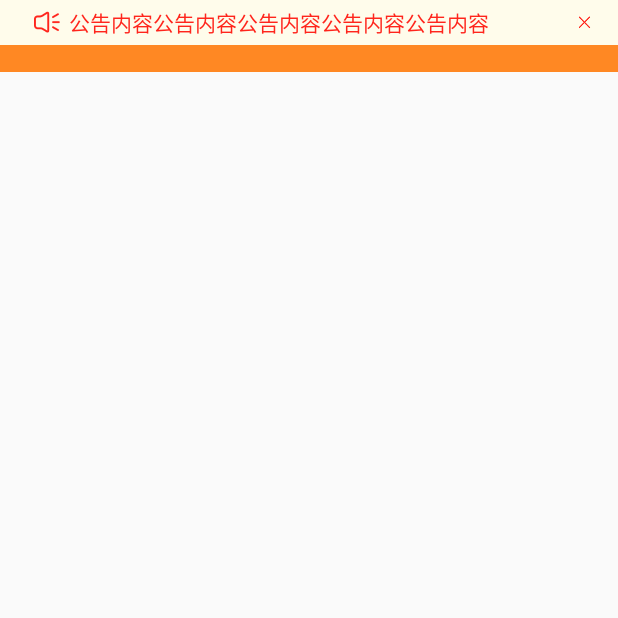
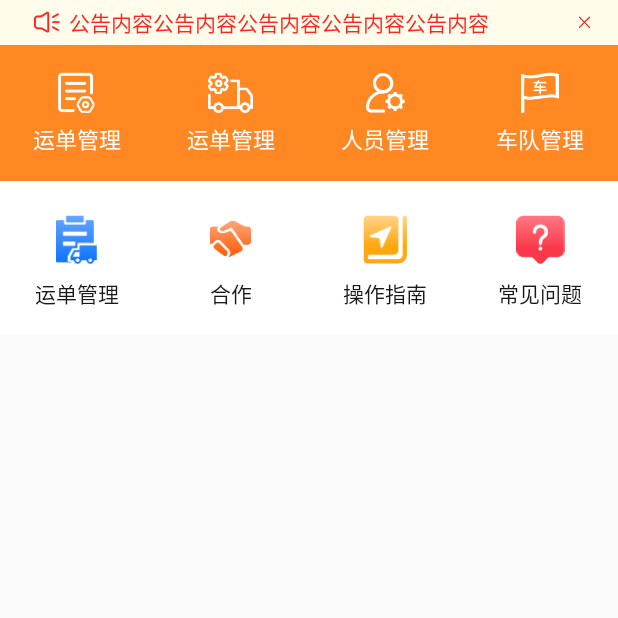
Before and after one commit to oppouser445/BskyHunchBackTransport, an Android app: the MainActivity screen opened directly, with no data from a screen before it, on a phone screen of 412 x 824 dp, the top half of it. Run offline under Robolectric (Android 15) with nearby library versions, the phone set to English and light mode, and no system bars; our stand-ins replace EventBus, data binding; network calls fail.

Commit message:
首页添加一些页面效果

```diff
--- a/app/build.gradle
+++ b/app/build.gradle
@@ -37,8 +37,8 @@ dependencies {
     implementation 'androidx.appcompat:appcompat:1.2.0'
     implementation 'com.google.android.material:material:1.2.1'
     implementation 'androidx.constraintlayout:constraintlayout:2.0.1'
-    testImplementation 'junit:junit:'
-    androidTestImplementation 'androidx.test.ext:junit:1.1.2'
+    /*testImplementation 'junit:junit:'
+    androidTestImplementation 'androidx.test.ext:junit:1.1.2'*/
     androidTestImplementation 'androidx.test.espresso:espresso-core:3.3.0'
 
     implementation 'com.squareup.retrofit2:retrofit:2.5.0'
--- /dev/null
+++ b/app/src/main/res/drawable/shape_main_act_options_bar.xml
@@ -0,0 +1,10 @@
+<?xml version="1.0" encoding="utf-8"?>
+<shape xmlns:android="http://schemas.android.com/apk/res/android"
+    android:shape="rectangle">
+    <solid android:color="#ffffffff" />
+    <corners
+        android:bottomLeftRadius="0dp"
+        android:bottomRightRadius="0dp"
+        android:topLeftRadius="30dp"
+        android:topRightRadius="0dp" />
+</shape>
--- a/app/src/main/res/layout/activity_main.xml
+++ b/app/src/main/res/layout/activity_main.xml
@@ -1,5 +1,4 @@
 <?xml version="1.0" encoding="utf-8"?>
-
 <layout xmlns:android="http://schemas.android.com/apk/res/android"
     xmlns:app="http://schemas.android.com/apk/res-auto"
     xmlns:tools="http://schemas.android.com/tools"
@@ -22,7 +21,8 @@
 
         <LinearLayout
             android:layout_width="match_parent"
-            android:layout_height="match_parent"
+            android:layout_height="wrap_content"
+            android:background="@color/act_main_layout_bg_color"
             android:orientation="vertical">
 
             <RelativeLayout
@@ -64,36 +64,118 @@
             <LinearLayout
                 android:layout_width="match_parent"
                 android:layout_height="wrap_content"
-                android:orientation="vertical">
+                android:background="@color/color_main_orange"
+                android:orientation="horizontal">
 
-                <View
-                    android:layout_width="match_parent"
-                    android:layout_height="@dimen/dp_16"
-                    android:background="@color/color_main_orange" />
+                <LinearLayout style="@style/main_act_title_list_lLayout_style">
 
-                <LinearLayout
-                    android:layout_width="match_parent"
-                    android:layout_height="wrap_content"
-                    android:orientation="horizontal">
+                    <ImageView
+                        style="@style/main_act_title_list_img_style"
+                        android:src="@mipmap/act_main_waybill_management_icon" />
 
-                    <LinearLayout
-                        android:layout_width="wrap_content"
-                        android:layout_height="wrap_content"
-                        android:orientation="vertical">
-                        <ImageView
-                            android:layout_width="wrap_content"
-                            android:layout_height="wrap_content"
-
-                            />
-
-
-                    </LinearLayout>
+                    <TextView
+                        style="@style/main_act_title_list_txt_style"
+                        android:text="运单管理" />
 
                 </LinearLayout>
 
+                <LinearLayout style="@style/main_act_title_list_lLayout_style">
+
+                    <ImageView
+                        style="@style/main_act_title_list_img_style"
+                        android:src="@mipmap/act_main_vehicle_management_icon" />
+
+                    <TextView
+                        style="@style/main_act_title_list_txt_style"
+                        android:text="运单管理" />
+
+                </LinearLayout>
+
+                <LinearLayout style="@style/main_act_title_list_lLayout_style">
+
+                    <ImageView
+                        style="@style/main_act_title_list_img_style"
+                        android:src="@mipmap/act_main_personnel_management_icon" />
+
+                    <TextView
+                        style="@style/main_act_title_list_txt_style"
+                        android:text="人员管理" />
+
+                </LinearLayout>
+
+                <LinearLayout style="@style/main_act_title_list_lLayout_style">
+
+                    <ImageView
+                        style="@style/main_act_title_list_img_style"
+                        android:src="@mipmap/act_fleet_management_icon" />
+
+                    <TextView
+                        style="@style/main_act_title_list_txt_style"
+                        android:text="车队管理" />
+
+                </LinearLayout>
 
             </LinearLayout>
 
+            <LinearLayout
+                android:layout_width="match_parent"
+                android:layout_height="wrap_content"
+                android:background="@color/white"
+                android:orientation="horizontal">
+
+                <LinearLayout style="@style/main_act_title_list_lLayout_style">
+
+                    <ImageView
+                        android:layout_width="27.5dp"
+                        android:layout_height="32.5dp"
+                        android:layout_marginTop="@dimen/dp_20"
+                        android:src="@mipmap/act_waybill_task_icon" />
+
+                    <TextView
+                        style="@style/main_act_options_bar_txt_style"
+                        android:text="运单管理" />
+                </LinearLayout>
+
+                <LinearLayout style="@style/main_act_title_list_lLayout_style">
+
+                    <ImageView
+                        android:layout_width="@dimen/dp_27_5"
+                        android:layout_height="@dimen/dp_32_5"
+                        android:layout_marginTop="@dimen/dp_20"
+                        android:src="@mipmap/act_cooperate_icon" />
+
+                    <TextView
+                        style="@style/main_act_options_bar_txt_style"
+                        android:text="合作" />
+                </LinearLayout>
+
+                <LinearLayout style="@style/main_act_title_list_lLayout_style">
+
+                    <ImageView
+                        android:layout_width="@dimen/dp_29"
+                        android:layout_height="@dimen/dp_32_5"
+                        android:layout_marginTop="@dimen/dp_20"
+                        android:src="@mipmap/act_operation_guide_icon" />
+
+                    <TextView
+                        style="@style/main_act_options_bar_txt_style"
+                        android:text="操作指南" />
+                </LinearLayout>
+
+                <LinearLayout style="@style/main_act_title_list_lLayout_style">
+
+                    <ImageView
+                        android:layout_width="@dimen/dp_32_5"
+                        android:layout_height="@dimen/dp_32_5"
+                        android:layout_marginTop="@dimen/dp_20"
+                        android:src="@mipmap/act_common_problem_icon" />
+
+                    <TextView
+                        style="@style/main_act_options_bar_txt_style"
+                        android:text="常见问题" />
+                </LinearLayout>
+
+            </LinearLayout>
 
         </LinearLayout>
 
--- a/app/src/main/res/values/colors.xml
+++ b/app/src/main/res/values/colors.xml
@@ -33,5 +33,7 @@
 
     <color name="act_main_title_notice_bg_color">#FFFCEB</color>
     <color name="act_main_title_notice_content_color">#FF251C</color>
+    <color name="act_main_layout_bg_color">#F4F4F4</color>
+    <color name="act_main_options_bar_txt_color">#191919</color>
 
 </resources>
--- a/app/src/main/res/values/dimens.xml
+++ b/app/src/main/res/values/dimens.xml
@@ -52,11 +52,13 @@
     <dimen name="dp_26">26dp</dimen>
     <dimen name="dp_26_5">26.5dp</dimen>
     <dimen name="dp_27">27dp</dimen>
+    <dimen name="dp_27_5">27.5dp</dimen>
     <dimen name="dp_28">28dp</dimen>
     <dimen name="dp_29">29dp</dimen>
     <dimen name="dp_30">30dp</dimen>
     <dimen name="dp_31">31dp</dimen>
     <dimen name="dp_32">32dp</dimen>
+    <dimen name="dp_32_5">32.5dp</dimen>
     <dimen name="dp_33">33dp</dimen>
     <dimen name="dp_34">34dp</dimen>
     <dimen name="dp_35">35dp</dimen>
--- a/app/src/main/res/values/styles.xml
+++ b/app/src/main/res/values/styles.xml
@@ -12,4 +12,39 @@
         <item name="android:layout_marginLeft">@dimen/dp_28</item>
         <item name="android:layout_marginRight">@dimen/dp_28</item>
     </style>
+
+    <style name="main_act_title_list_lLayout_style">
+        <item name="android:layout_width">@dimen/dp_0</item>
+        <item name="android:layout_height">wrap_content</item>
+        <item name="android:layout_weight">1</item>
+        <item name="android:gravity">center</item>
+        <item name="android:orientation">vertical</item>
+    </style>
+
+    <style name="main_act_title_list_img_style">
+        <item name="android:layout_width">wrap_content</item>
+        <item name="android:layout_height">wrap_content</item>
+        <item name="android:layout_marginTop">@dimen/dp_16</item>
+    </style>
+
+    <style name="main_act_title_list_txt_style">
+        <item name="android:layout_width">wrap_content</item>
+        <item name="android:layout_height">wrap_content</item>
+        <item name="android:layout_marginTop">@dimen/dp_5</item>
+        <item name="android:layout_marginBottom">@dimen/dp_15</item>
+        <item name="android:includeFontPadding">false</item>
+        <item name="android:textColor">@color/white</item>
+        <item name="android:textSize">@dimen/sp_13</item>
+    </style>
+
+    <style name="main_act_options_bar_txt_style">
+        <item name="android:layout_width">wrap_content</item>
+        <item name="android:layout_height">wrap_content</item>
+        <item name="android:layout_marginTop">@dimen/dp_8</item>
+        <item name="android:layout_marginBottom">@dimen/dp_15</item>
+        <item name="android:includeFontPadding">false</item>
+        <item name="android:textColor">@color/act_main_options_bar_txt_color</item>
+        <item name="android:textSize">@dimen/sp_12</item>
+    </style>
+
 </resources>
--- a/build.gradle
+++ b/build.gradle
@@ -5,7 +5,7 @@ buildscript {
         mavenCentral()
     }
     dependencies {
-        classpath "com.android.tools.build:gradle:4.2.1"
+        classpath "com.android.tools.build:gradle:3.5.3"
 
         // NOTE: Do not place your application dependencies here; they belong
         // in the individual module build.gradle files
```
Also changed, not shown: app/src/main/res/mipmap-xxhdpi/act_common_problem_icon.png (added), app/src/main/res/mipmap-xxhdpi/act_cooperate_icon.png (added), app/src/main/res/mipmap-xxhdpi/act_fleet_management_icon.png (added), app/src/main/res/mipmap-xxhdpi/act_main_personnel_management_icon.png (added), app/src/main/res/mipmap-xxhdpi/act_main_vehicle_management_icon.png (added), app/src/main/res/mipmap-xxhdpi/act_main_waybill_management_icon.png (added), app/src/main/res/mipmap-xxhdpi/act_operation_guide_icon.png (added), app/src/main/res/mipmap-xxhdpi/act_waybill_task_icon.png (added), 2 other files.
